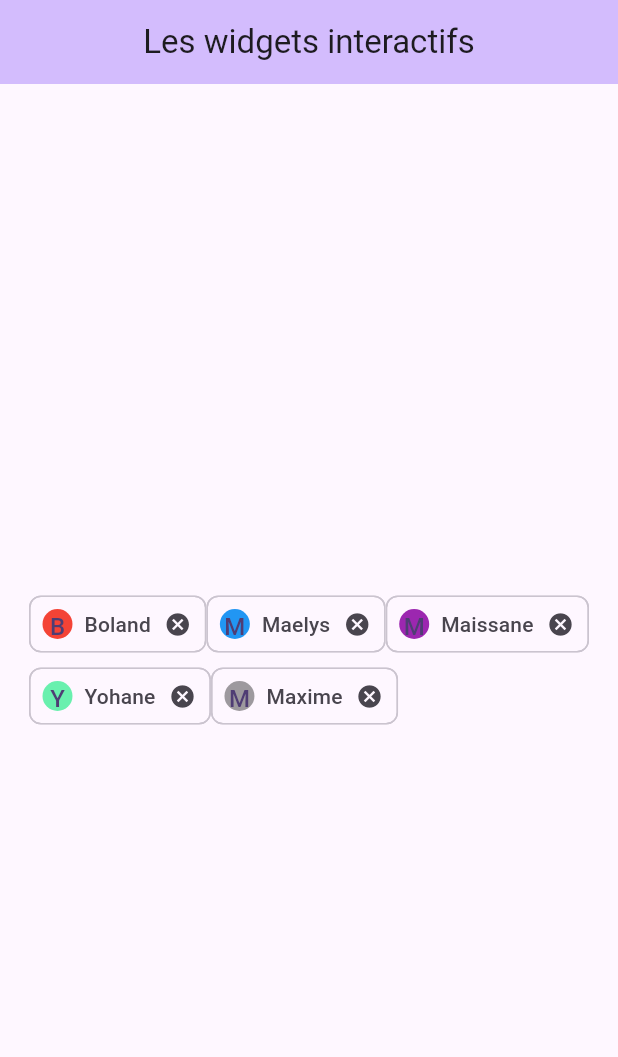
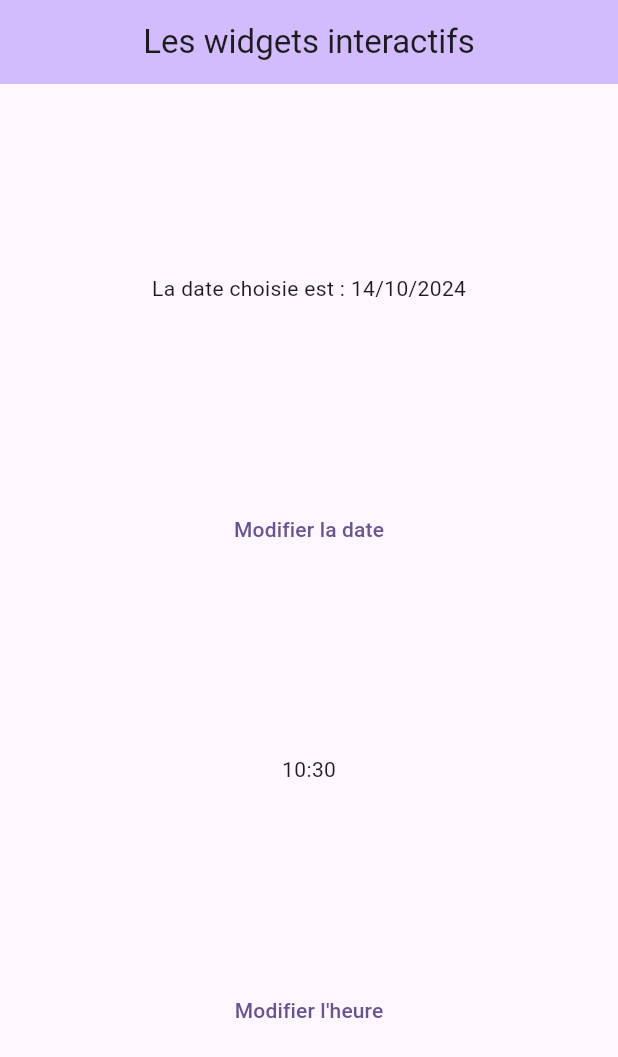
Before and after one commit to Felicitydev/flutter, a Flutter app: the screen it shows after launch, on a phone screen of 412 x 824 dp. Shown: the top 1057 px of the screen. Run offline on Flutter 3.47's test engine with Material 3 defaults, Android fonts, the phone set to English and light mode, and no system bars; our stand-ins replace sembast, shared_preferences; missing offline and left inert: encrypt.

Commit message:
[IMP] Datepicker & Timepicker

```diff
--- a/interactives_widgets/lib/home_page.dart
+++ b/interactives_widgets/lib/home_page.dart
@@ -12,14 +12,51 @@ class HomePage extends StatefulWidget {
 }
 
 class _HomePageState extends State<HomePage> {
+  DateTime? _datePicked = DateTime.now();
+  TimeOfDay _timePicked = TimeOfDay.now();
 
-  List<User> users = [
-    User("Boland", Colors.red),
-    User("Maelys", Colors.blue),
-    User("Maissane", Colors.purple),
-    User("Yohane", Colors.greenAccent),
-    User("Maxime", Colors.black38)
-  ];
+  Future<void> _pickDate() async {
+    final newDate = await showDatePicker(
+      context: context,
+      firstDate: DateTime(1980),
+      lastDate: DateTime(3000),
+      currentDate: DateTime.now(),
+    );
+    if (newDate != null && newDate != _datePicked) {
+      setState(() {
+        _datePicked = newDate;
+      });
+    }
+  }
+
+  Future<void> _pickTime() async {
+    final newTime = await showTimePicker(
+      context: context,
+      initialTime: _timePicked,
+    );
+    if (newTime != null && newTime != _timePicked) {
+      setState(() {
+        _timePicked = newTime;
+      });
+    }
+  }
+
+  String readableDate(DateTime? date) {
+    if (date == null) {
+      return "Aucune date choisie";
+    } else {
+      final year = date.year;
+      final month = date.month;
+      final day = date.day;
+      return "La date choisie est : $day/$month/$year";
+    }
+  }
+
+  String readableTime() {
+    final hour = _timePicked.hour;
+    final minute = _timePicked.minute;
+    return "$hour:$minute";
+  }
 
   @override
   Widget build(BuildContext context) {
@@ -30,28 +67,22 @@ class _HomePageState extends State<HomePage> {
         backgroundColor: Theme.of(context).colorScheme.inversePrimary,
       ),
       body: Center(
-        child: Wrap(
-          children: users.map((user) {
-            return Chip(
-              label: Text(user.name),
-              avatar: CircleAvatar(
-                backgroundColor: user.color,
-                child: Text(user.name[0]),
+        child: Column(
+          mainAxisAlignment: MainAxisAlignment.spaceEvenly,
+          children: [
+            Text(readableDate(_datePicked)),
+            TextButton(
+              onPressed: _pickDate,
+              child: const Text("Modifier la date"),
             ),
-              onDeleted: () {
-                users.remove(user);
-              },
-            );
-          }).toList()
+            Text(readableTime()),
+            TextButton(
+              onPressed: _pickTime,
+              child: const Text("Modifier l'heure"),
+            ),
+          ],
         ),
       ),
     );
   }
 }
-
-class User {
-  String name;
-  Color color;
-
-  User(this.name, this.color);
-}
```
Lines whose indentation alone changed are shown as unchanged.
